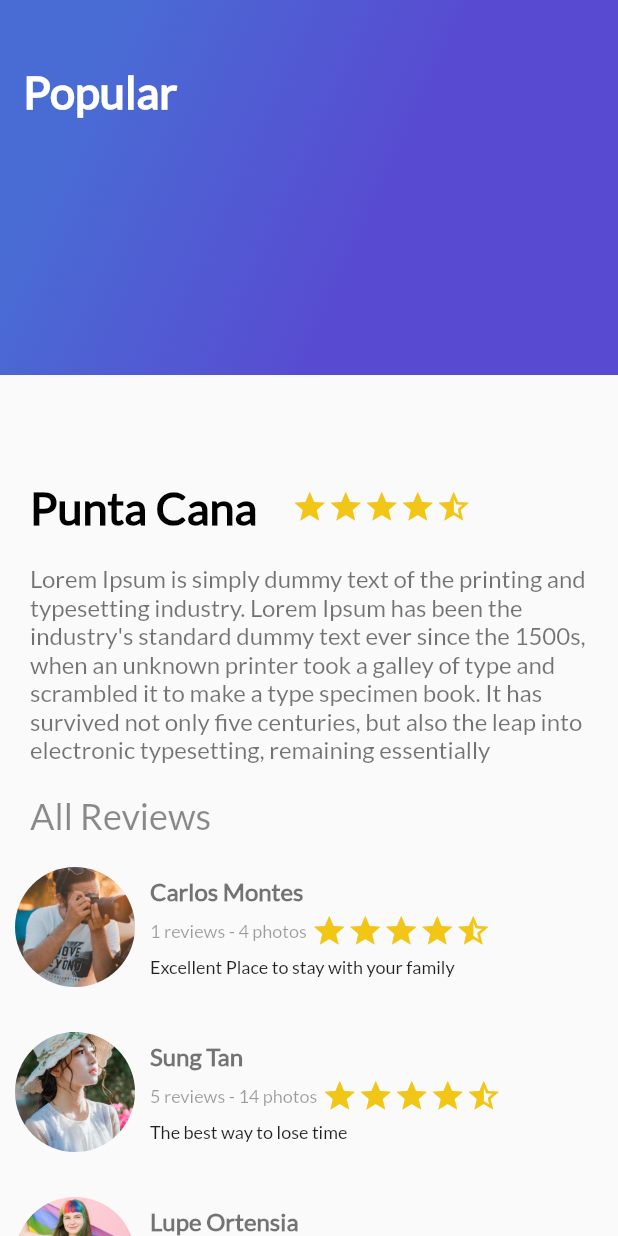
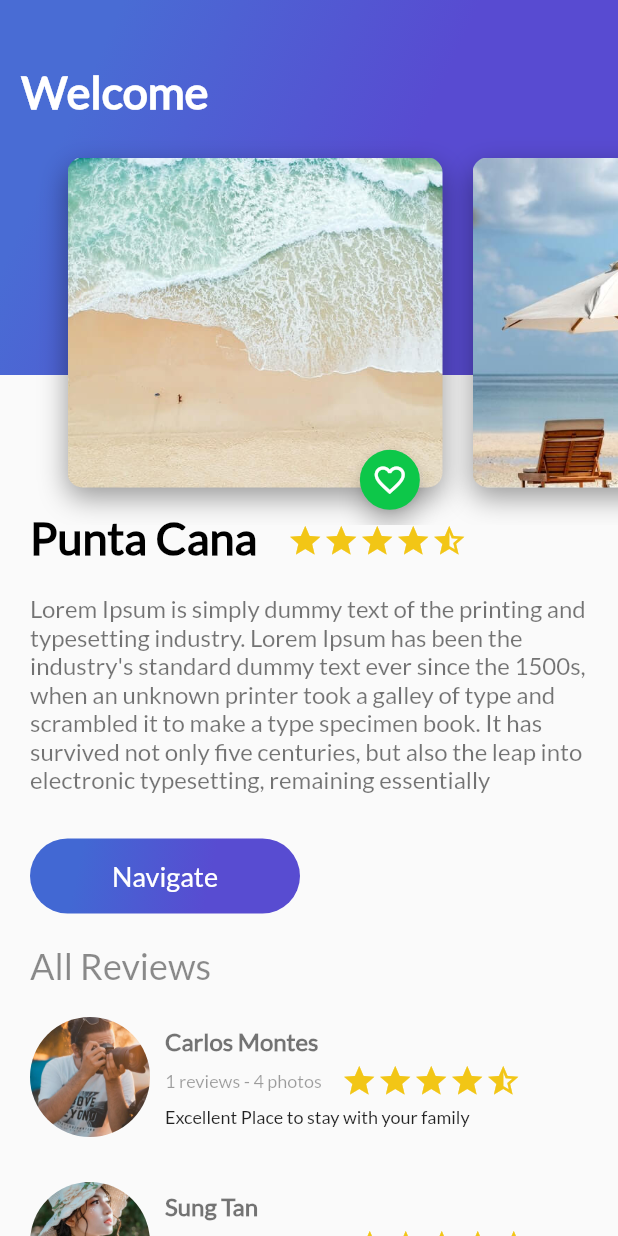
Before and after one commit to cirilobido/Trips-Flutter, a Flutter app: the screen it shows after launch, on a phone screen of 412 x 824 dp. Run offline on Flutter 3.47's test engine with Material 2 defaults, Android fonts, the phone set to English and light mode, and no system bars.

Commit message:
Card Image List + FloatingAction Button

```diff
--- /dev/null
+++ b/lib/button_purple.dart
@@ -0,0 +1,60 @@
+
+import 'package:flutter/material.dart';
+import 'package:flutter/rendering.dart';
+import 'package:trips/snackbar_widget.dart';
+
+class ButtonPurple extends StatelessWidget {
+  String buttonText = "Navigate";
+
+  ButtonPurple(this.buttonText, {Key? key}) : super(key: key);
+
+  @override
+  Widget build(BuildContext context) {
+    final button = InkWell(
+      onTap: () {
+        SnackBarWidget.snack(context, "Navigating");
+        // ScaffoldMessenger.of(context).showSnackBar(
+        //     SnackBar(
+        //       duration: const Duration(seconds: 2),
+        //         content: Text("Navigating")
+        //     )
+        // );
+      },
+      child: Container(
+        margin: EdgeInsets.only(
+          top: 30,
+          left: 20,
+          right: 20
+        ),
+        height: 50,
+        width: 180,
+        decoration: BoxDecoration(
+          borderRadius: BorderRadius.circular(30.0),
+          gradient: LinearGradient(
+            colors: [
+              Color(0xFF4268D3),
+              Color(0xFF584CD1)
+            ],
+            begin: FractionalOffset(0.2, 0.0),
+            end: FractionalOffset(1.0, 0.6),
+            stops: [0.0, 0.6],
+            tileMode: TileMode.clamp
+          )
+        ),
+        child: Center(
+          child: Text(
+            buttonText,
+            style: TextStyle(
+              fontSize: 18,
+              fontFamily: "Lato",
+              fontWeight: FontWeight.normal,
+              color: Colors.white
+            ),
+          ),
+        ),
+      )
+    );
+    return button;
+  }
+
+}
--- a/lib/card_image.dart
+++ b/lib/card_image.dart
@@ -1,11 +1,46 @@
 
-import 'package:flutter/cupertino.dart';
+import 'package:flutter/material.dart';
+import 'package:trips/floating_action_button_green.dart';
 
 class CardImage extends StatelessWidget {
+  String imagePath;
+
+  CardImage(this.imagePath, {Key? key}) : super(key: key);
+
   @override
   Widget build(BuildContext context) {
-    // TODO: implement build
-    throw UnimplementedError();
+
+    final card = Container(
+      width: 250,
+      height: 350,
+      margin: EdgeInsets.only(
+        top: 80,
+        left: 20
+      ),
+      decoration: BoxDecoration(
+        image: DecorationImage(
+            fit: BoxFit.cover,
+            image: AssetImage(imagePath)
+        ),
+        borderRadius: BorderRadius.all(Radius.circular(10)),
+        shape: BoxShape.rectangle,
+        boxShadow: const [
+          BoxShadow(
+            color: Colors.black38,
+            blurRadius: 15.0,
+            offset: Offset(0.0, 7.0)
+          )
+        ]
+      ),
+    );
+
+    return Stack(
+      alignment: Alignment(0.9, 1.15),
+      children: [
+        card,
+        FloatingActionButtonGreen()
+      ],
+    );
   }
 
 }
--- /dev/null
+++ b/lib/card_image_list.dart
@@ -0,0 +1,31 @@
+
+import 'package:flutter/cupertino.dart';
+import 'package:trips/card_image.dart';
+
+class CardImageList extends StatelessWidget{
+
+  @override
+  Widget build(BuildContext context) {
+    // TODO: implement build
+    final list = Container(
+      height: 350,
+      child: ListView(
+        padding: EdgeInsets.all(25),
+        scrollDirection: Axis.horizontal,
+        children: [
+          CardImage("assets/images/pc1.jpg"),
+          CardImage("assets/images/pc2.jpg"),
+          CardImage("assets/images/pc3.jpg"),
+          CardImage("assets/images/pc4.jpg"),
+          CardImage("assets/images/pc5.jpg"),
+          CardImage("assets/images/pc6.jpg"),
+          CardImage("assets/images/pc7.jpg"),
+          CardImage("assets/images/pc8.jpg")
+        ],
+      ),
+    );
+
+    return list;
+  }
+
+}
--- a/lib/description_place.dart
+++ b/lib/description_place.dart
@@ -1,6 +1,7 @@
 import 'dart:ui';
 
 import 'package:flutter/material.dart';
+import 'package:trips/button_purple.dart';
 import 'package:trips/review_list.dart';
 import 'package:trips/stars.dart';
 
@@ -33,7 +34,7 @@ class DescriptionPlace extends StatelessWidget{
     final title =
         Container(
           margin: const EdgeInsets.only(
-            top: 320.0,
+            top: 340.0,
             left: 20.0,
             right: 20.0,
             bottom: 20.0
@@ -58,14 +59,14 @@ class DescriptionPlace extends StatelessWidget{
             title,
             Container(
               margin: const EdgeInsets.only(
-                  top: 300.0,
-                  left: 3.0
+                  top: 325.0,
               ),
               child: Stars(4.5),
             )
           ],
         ),
         description,
+        ButtonPurple("Navigate"),
         ReviewList()
       ],
     );
--- /dev/null
+++ b/lib/floating_action_button_green.dart
@@ -0,0 +1,37 @@
+import 'package:flutter/material.dart';
+import 'package:trips/snackbar_widget.dart';
+
+class FloatingActionButtonGreen extends StatefulWidget{
+
+  const FloatingActionButtonGreen({Key? key}) : super(key: key);
+
+  @override
+  State<StatefulWidget> createState() {
+    return _FloatingActionButtonGreen();
+  }
+}
+
+class _FloatingActionButtonGreen extends State<FloatingActionButtonGreen>{
+  bool _isFav = false;
+  @override
+  Widget build(BuildContext context) {
+    final favButton = FloatingActionButton(
+      backgroundColor: Color(0xFF0DC749),
+      mini: true,
+      tooltip: "Fav",
+      onPressed: onPressedFav,
+      child: Icon(
+        _isFav ? Icons.favorite: Icons.favorite_border ,
+        color: Colors.white,
+      ),
+    );
+    return favButton;
+  }
+
+  void onPressedFav() {
+    SnackBarWidget.snack(context, "Saved as Favorite");
+    setState(() {
+      _isFav = _isFav ? false : true;
+    });
+  }
+}
--- a/lib/gradient_background.dart
+++ b/lib/gradient_background.dart
@@ -3,6 +3,9 @@ import 'package:flutter/material.dart';
 
 class GradientBackground extends StatelessWidget{
   String title = "Popular";
+
+  GradientBackground(this.title, {Key? key}) : super(key: key);
+
   @override
   Widget build(BuildContext context) {
     final gradient = Container(
--- /dev/null
+++ b/lib/header_appbar.dart
@@ -0,0 +1,19 @@
+
+import 'package:flutter/cupertino.dart';
+import 'package:trips/card_image_list.dart';
+import 'package:trips/gradient_background.dart';
+
+class HeaderAppbar extends StatelessWidget{
+  @override
+  Widget build(BuildContext context) {
+    // TODO: implement build
+    final header = Stack(
+      children: [
+        GradientBackground("Welcome"),
+        CardImageList()
+      ],
+    );
+    return header;
+  }
+
+}
--- a/lib/main.dart
+++ b/lib/main.dart
@@ -1,8 +1,17 @@
 import 'package:flutter/material.dart';
+import 'package:flutter/services.dart';
+import 'package:trips/card_image_list.dart';
 import 'package:trips/description_place.dart';
 import 'package:trips/gradient_background.dart';
+import 'package:trips/header_appbar.dart';
 
 void main() {
+  SystemChrome.setSystemUIOverlayStyle(
+    SystemUiOverlayStyle(
+      statusBarColor: Colors.transparent,
+      systemNavigationBarColor: Colors.transparent
+    )
+  );
   runApp(const MyApp());
 }
 
@@ -38,12 +47,12 @@ class MyApp extends StatelessWidget {
         // body: DescriptionPlace("Punta Cana", "Excelente lugar para disfrutar.", 4.3),
         body: Stack(
           children: [
-            GradientBackground(),
             ListView(
               children: [
                 DescriptionPlace("Punta Cana", descriptionDummy, 4.3)
               ],
-            )
+            ),
+            HeaderAppbar()
           ],
         ),
       ) //const MyHomePage(title: 'Flutter Demo Home Page'),
--- a/lib/review.dart
+++ b/lib/review.dart
@@ -13,7 +13,8 @@ class Review extends StatelessWidget{
 
     final userName = Container(
       margin: EdgeInsets.only(
-          left: 10
+          left: 10,
+          right: 10
       ),
       child: Text(
         name!,
@@ -29,7 +30,8 @@ class Review extends StatelessWidget{
     final userDetails = Container(
       margin: EdgeInsets.only(
           top: 5,
-          left: 10
+          left: 10,
+          right: 10
       ),
       child: Text(
         details!,
@@ -45,7 +47,8 @@ class Review extends StatelessWidget{
     final userComment = Container(
       margin: EdgeInsets.only(
           top: 5,
-          left: 10
+          left: 10,
+          right: 10
       ),
       child: Text(
         comment!,
@@ -64,7 +67,7 @@ class Review extends StatelessWidget{
       decoration: BoxDecoration(
         shape: BoxShape.circle,
         image: DecorationImage(
-          fit: BoxFit.cover,
+            fit: BoxFit.cover,
             image: AssetImage(pathImage!)
         )
       ),
@@ -73,8 +76,8 @@ class Review extends StatelessWidget{
     final dataContainer = Container(
         margin: EdgeInsets.only(
           top: 20,
-          left: 10,
-          right: 10,
+          left: 20,
+          right: 20,
           bottom: 10
         ),
       child: Row (
--- /dev/null
+++ b/lib/snackbar_widget.dart
@@ -0,0 +1,13 @@
+import 'package:flutter/material.dart';
+
+class SnackBarWidget {
+  static void snack(BuildContext context, String text){
+    ScaffoldMessenger.of(context).showSnackBar(
+        SnackBar(
+            duration: const Duration(seconds: 2),
+            content: Text(text)
+        )
+    );
+  }
+
+}
```
Also changed, not shown: 1 other file.
